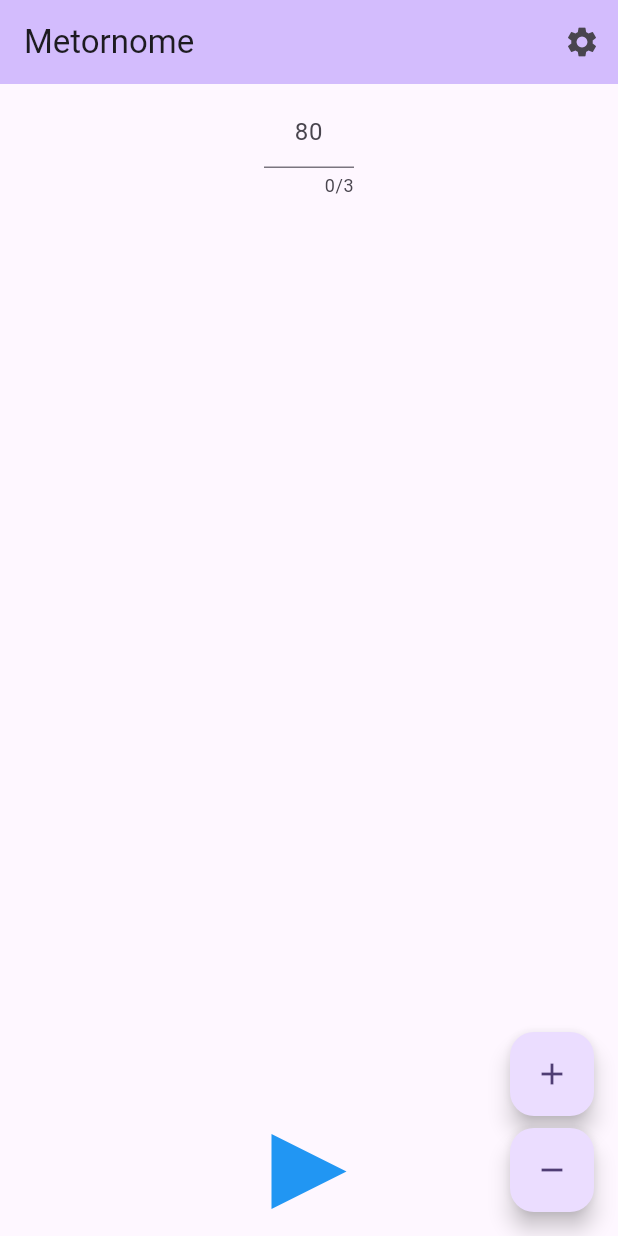
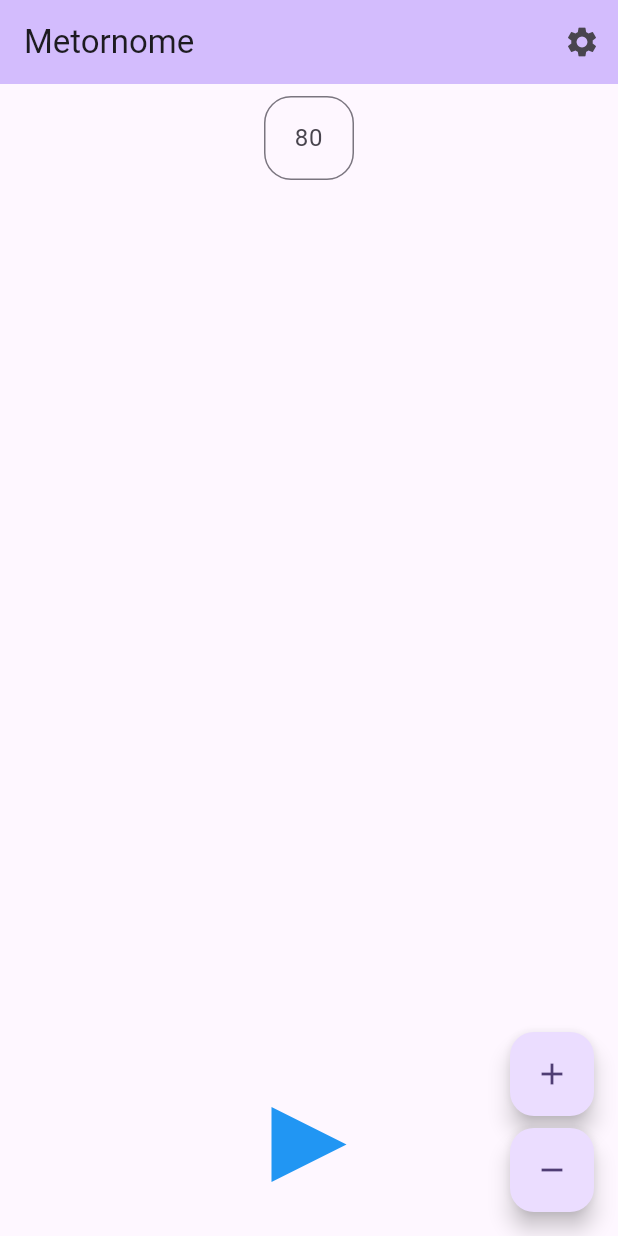
Before and after one commit to BMarx981/metornome, a Flutter app: the screen it shows after launch, on a phone screen of 412 x 824 dp. Run offline on Flutter 3.47's test engine with Material 3 defaults, Android fonts, the light colour scheme and no system bars; our stand-ins replace audioplayers, drift, flutter_riverpod, go_router; accounts and stored records are empty; generated files the repository leaves out were written again.

Commit message:
"Adjusted textfield look"

```diff
--- a/lib/main_view/main_page.dart
+++ b/lib/main_view/main_page.dart
@@ -41,8 +41,12 @@ class MainPage extends ConsumerWidget {
                 onEditingComplete: () => ref
                     .read(tempoProvider.notifier)
                     .state = double.parse(controller.text),
-                decoration:
-                    InputDecoration(hintText: tempoProv.toInt().toString()),
+                decoration: InputDecoration(
+                  counterText: "",
+                  hintText: tempoProv.toInt().toString(),
+                  border: OutlineInputBorder(
+                      borderRadius: BorderRadius.circular(18.0)),
+                ),
               ),
             ),
           ),
@@ -54,7 +58,7 @@ class MainPage extends ConsumerWidget {
                     ? const BlinkingContainer()
                     : const SizedBox(height: 50, width: 50),
                 Padding(
-                  padding: const EdgeInsets.all(18.0),
+                  padding: const EdgeInsets.fromLTRB(18.0, 18.0, 18.0, 36),
                   child: GestureDetector(
                     onTap: () =>
                         ref.read(playProvider.notifier).state = !playProv,
```
Also changed, not shown: lib/widgets/blinking_widget.dart (+4 -7 lines).
